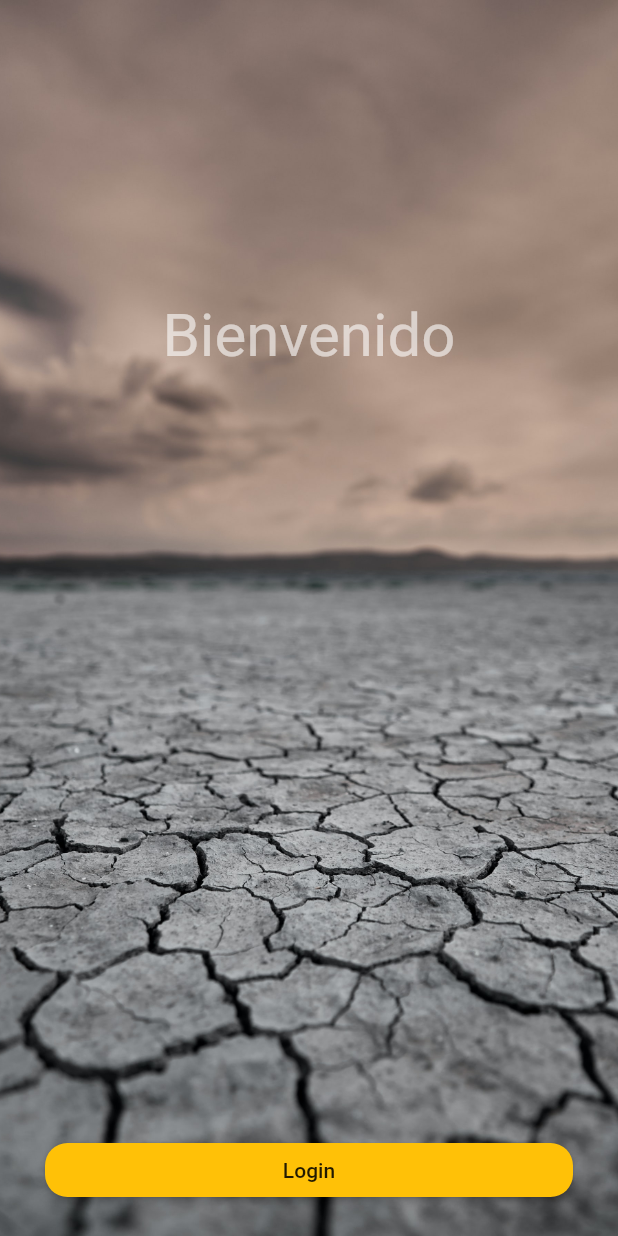
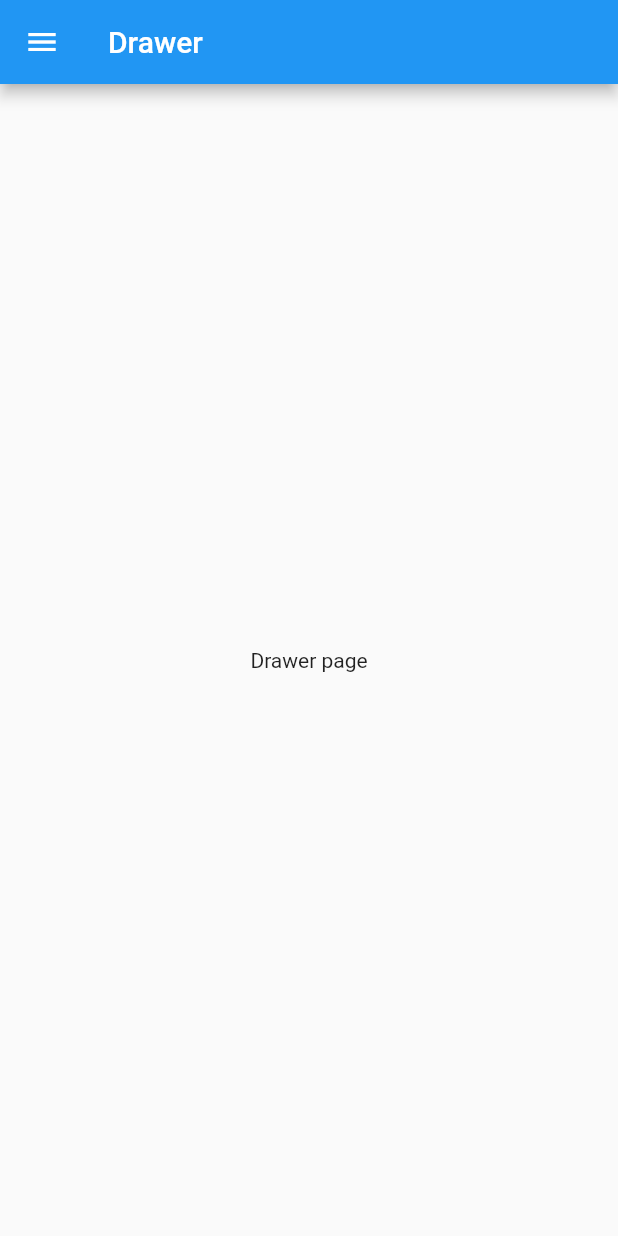
Before and after one commit to klauscj1/capacitacion_flutter_icreativa, a Flutter app: the screen it shows after launch, on a phone screen of 412 x 824 dp. Run offline on Flutter 3.47's test engine with Material 2 defaults, Android fonts, the phone set to English and light mode, and no system bars.

Commit message:
drawer widget y generacion en base a tipo de datos

```diff
--- a/lib/main.dart
+++ b/lib/main.dart
@@ -1,4 +1,6 @@
+import 'package:app_prueba/ui/pages/drawer_page.dart';
 import 'package:app_prueba/ui/pages/images_page.dart';
+import 'package:app_prueba/ui/pages/pageview_page.dart';
 import 'package:app_prueba/ui/pages/stack_page.dart';
 
 //import 'package:app_prueba/ui/pages/home_page.dart';
@@ -12,7 +14,7 @@ class MyApp extends StatelessWidget {
     return MaterialApp(
       debugShowCheckedModeBanner: false,
       title: 'Material App',
-      home: StackPage(),
+      home: DrawerPage(),
     );
   }
 }
--- /dev/null
+++ b/lib/models/menu_item_model.dart
@@ -0,0 +1,26 @@
+import 'package:app_prueba/ui/widgets/menu_item_widget.dart';
+import 'package:flutter/material.dart';
+
+class MenuItemModel {
+  MenuItemModel({
+    required this.id,
+    required this.titulo,
+    this.leading = Icons.note,
+  });
+
+  int id;
+  String titulo;
+  IconData leading;
+}
+
+final List<MenuItemModel> opciones = List.generate(
+    100, (index) => MenuItemModel(id: index, titulo: 'Opcion ${index + 1}'));
+
+final List<Widget> listaOpciones = opciones
+    .map(
+      (opcion) => MenuItem(
+        title: opcion.titulo,
+        leading: opcion.leading,
+      ),
+    )
+    .toList();
--- /dev/null
+++ b/lib/ui/pages/drawer_page.dart
@@ -0,0 +1,31 @@
+import 'package:app_prueba/models/menu_item_model.dart';
+import 'package:flutter/material.dart';
+
+class DrawerPage extends StatelessWidget {
+  const DrawerPage({Key? key}) : super(key: key);
+
+  @override
+  Widget build(BuildContext context) {
+    return Scaffold(
+      appBar: AppBar(
+        title: Text('Drawer'),
+      ),
+      body: Center(
+        child: Text('Drawer page'),
+      ),
+      drawer: Drawer(
+        child: ListView(
+          children: [
+            UserAccountsDrawerHeader(
+              accountName: Text('Claus Chocho'),
+              accountEmail: Text('cchocho@icreativa.com'),
+              currentAccountPicture: Image.network(
+                  'https://www.centraltrials.com/wp-content/uploads/2016/11/User-Default.jpg'),
+            ),
+            ...listaOpciones
+          ],
+        ),
+      ),
+    );
+  }
+}
```
Also changed, not shown: lib/ui/pages/pageview_page.dart (added, +89 -0 lines), lib/ui/pages/stack_page.dart (+6 -3 lines), lib/ui/widgets/menu_item_widget.dart (added, +31 -0 lines).
